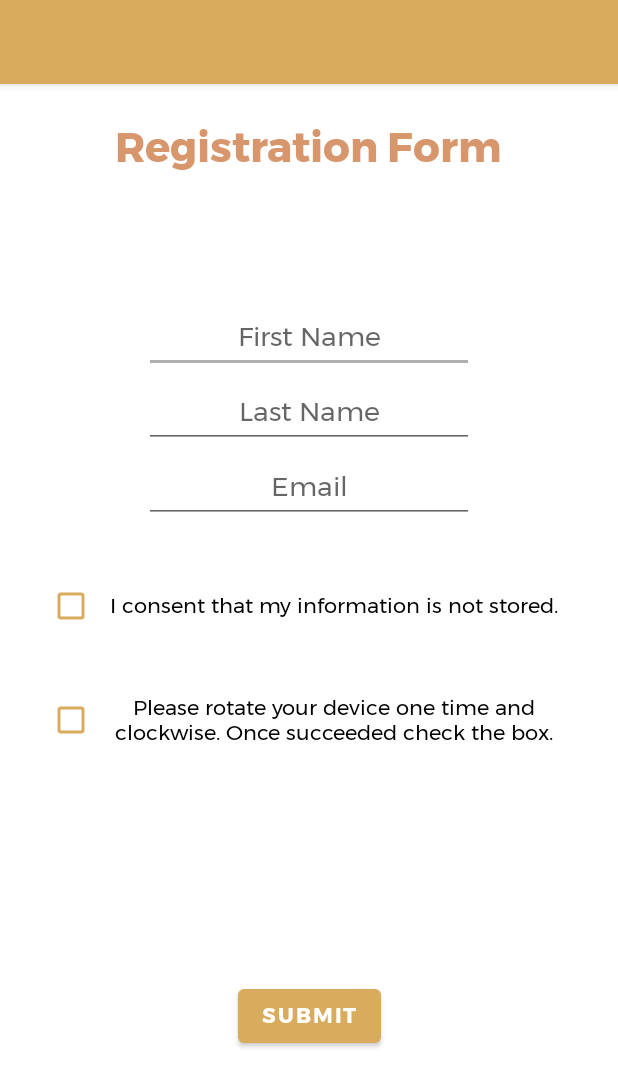
After one commit to evaggian/captchas, an Android app: the layout activity_main3.xml on its own in the app's theme, with its tools: preview values and no code run, on a phone screen of 412 x 824 dp. The commit adds this screen. Shown: the top 1087 px of the screen. Run offline under Robolectric (Android 15) with nearby library versions, the phone set to English and light mode, and no system bars.

Commit message:
reactivate second gesture captcha - not working yet

```diff
--- a/app/src/main/java/com/example/mycatcha/MainActivity.java
+++ b/app/src/main/java/com/example/mycatcha/MainActivity.java
@@ -15,7 +15,7 @@ public class MainActivity extends AppCompatActivity {
         setContentView(R.layout.activity_main);
 
         ImageView simpleImageView=(ImageView) findViewById(R.id.simpleImageView);
-        simpleImageView.setImageResource(R.drawable.android_icon);//set the source in java class
+        //simpleImageView.setImageResource(R.drawable.android_icon);//set the source in java class
         simpleImageView.getLayoutParams().height = 300;
         simpleImageView.getLayoutParams().width = 300;
     }
--- a/app/src/main/res/layout/activity_main.xml
+++ b/app/src/main/res/layout/activity_main.xml
@@ -15,7 +15,8 @@
         android:layout_gravity="center"
         android:src="@drawable/logo1"
         app:layout_constraintStart_toStartOf="parent"
-        app:layout_constraintTop_toTopOf="parent"  />
+        app:layout_constraintTop_toTopOf="parent"
+        android:layout_marginStart="75dp" />
 
     <TextView
         android:id="@+id/main_activity_title"
--- /dev/null
+++ b/app/src/main/res/layout/activity_main3.xml
@@ -0,0 +1,26 @@
+<?xml version="1.0" encoding="utf-8"?>
+<androidx.constraintlayout.widget.ConstraintLayout xmlns:android="http://schemas.android.com/apk/res/android"
+    android:layout_width="match_parent"
+    android:layout_height="match_parent"
+    xmlns:app="http://schemas.android.com/apk/res-auto"
+    xmlns:tools="http://schemas.android.com/tools"
+    tools:context=".MainActivity3">
+
+    <com.google.android.material.appbar.AppBarLayout
+        android:layout_width="match_parent"
+        android:layout_height="wrap_content"
+        android:theme="@style/Theme.MyCatcha.AppBarOverlay"
+        tools:ignore="MissingConstraints">
+
+        <androidx.appcompat.widget.Toolbar
+            android:id="@+id/toolbar"
+            android:layout_width="match_parent"
+            android:layout_height="?attr/actionBarSize"
+            android:background="?attr/colorPrimary"
+            app:popupTheme="@style/Theme.MyCatcha.PopupOverlay" />
+
+    </com.google.android.material.appbar.AppBarLayout>
+
+    <include layout="@layout/content_main" />
+
+</androidx.constraintlayout.widget.ConstraintLayout>
```
Also changed, not shown: app/src/main/java/com/example/mycatcha/MainActivity3.java (added, +132 -0 lines).
